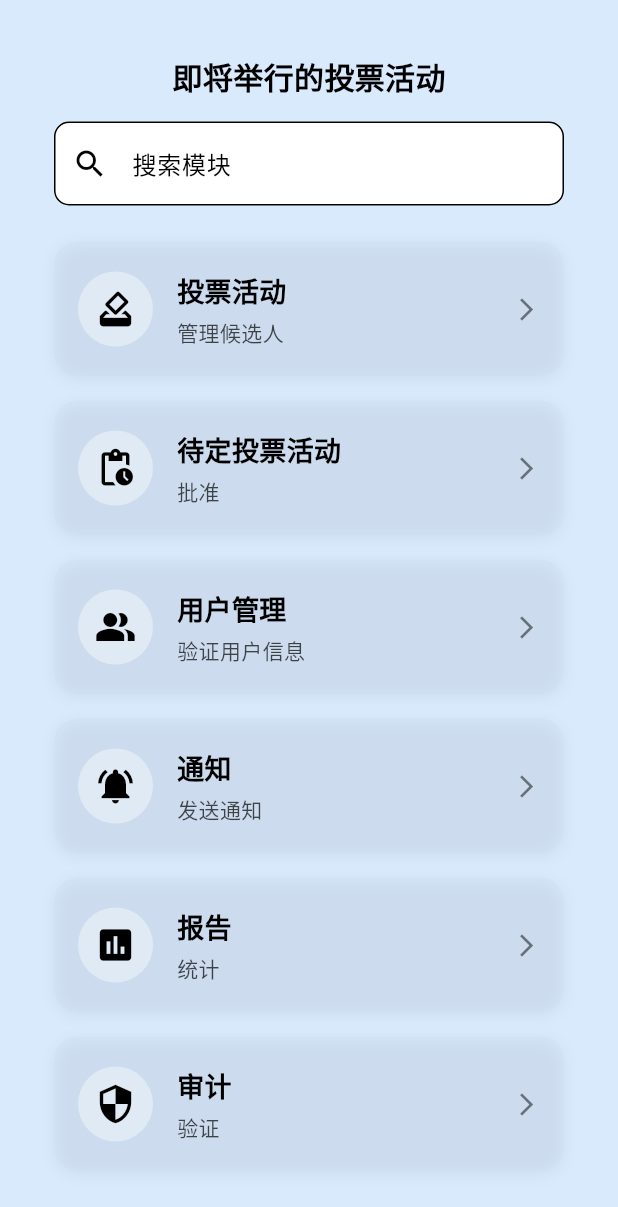
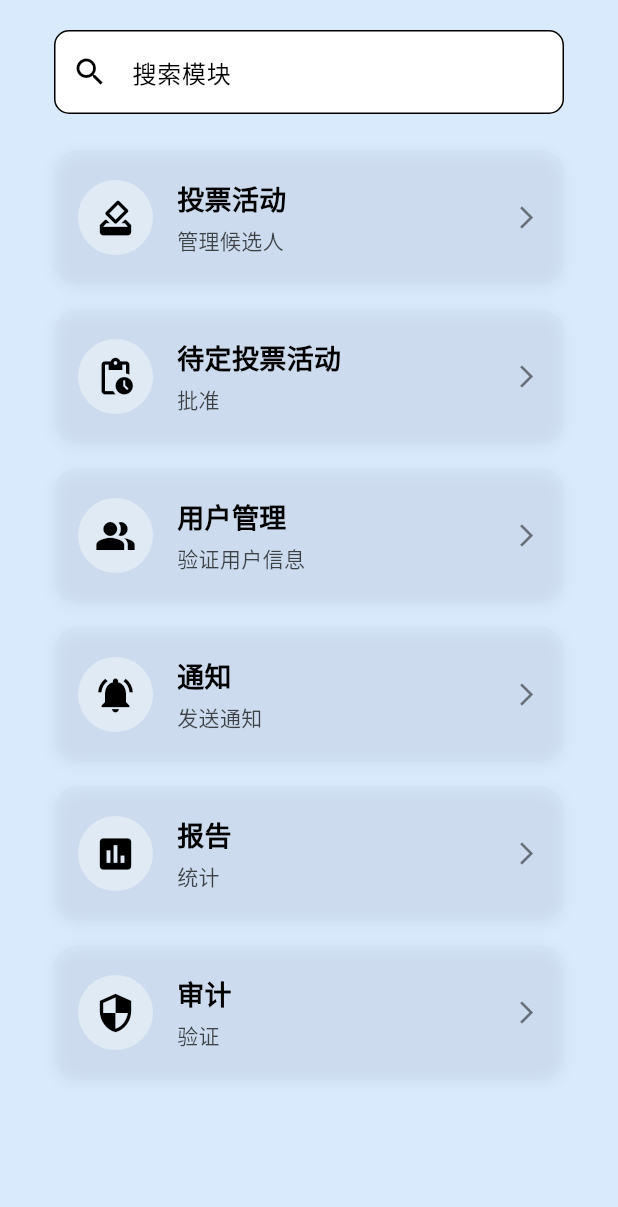
Before and after one commit to Tiew429/fyp_buvs, a Flutter app: the AdminDashboard screen opened directly, on a phone screen of 412 x 824 dp. Shown: the top 1207 px of the screen. Run offline on Flutter 3.47's test engine with Material 3 defaults, Android fonts, the light colour scheme and no system bars; our stand-ins replace cloud_firestore, firebase_auth, firebase_core, firebase_messaging, firebase_storage, fl_chart and 11 more; missing offline and left inert: excel, firebase_app_check, mailer, reown_appkit; accounts and stored records are empty; Roboto replaces fonts that are missing (Font ZH); statements that could not run were skipped.

```diff
--- a/lib/database/shared_preferences.dart
+++ b/lib/database/shared_preferences.dart
@@ -13,6 +13,8 @@ Future<void> saveLoginStatus(
   // save user details as a JSON string
   String userDetailsJson = jsonEncode(userDetails.toJson());
   await prefs.setString('userDetails', userDetailsJson);
+
+  print("save login status (freeze account?): ${userDetails.freezed}");
 }
 
 Future<User?> loadUserLoginStatus() async {
--- a/lib/models/user_model.dart
+++ b/lib/models/user_model.dart
@@ -71,7 +71,7 @@ class User {
       bio: json['bio'],
       isVerified: json['isVerified'],
       avatarUrl: json['avatarUrl'] ?? '',
-      freezed: json['freezed'],
+      freezed: json['freezed'] ?? false,
     );
   }
 
--- a/lib/repository/voting_event_repository.dart
+++ b/lib/repository/voting_event_repository.dart
@@ -188,8 +188,7 @@ class VotingEventRepository {
               startTime != null &&
               TimeOfDay.now().isAfter(startTime)) {
             try {
-              List<dynamic> voteResults = await _smartContractService
-                  .getVoteResultsFromBlockchain(votingEventID);
+              List<dynamic> voteResults = await _smartContractService.getVoteResultsFromBlockchain(votingEventID);
 
               // check if voteResults has the expected structure
               if (voteResults.length >= 2) {
@@ -254,8 +253,7 @@ class VotingEventRepository {
                   // if the voter is found in firestore, add the voter to the voters list
                   for (Student voter in votersInFirestore) {
                     if (voter.walletAddress.isNotEmpty &&
-                        voter.walletAddress.toLowerCase() ==
-                            addressStr.toLowerCase()) {
+                        voter.walletAddress.toLowerCase() == addressStr.toLowerCase()) {
                       voters.add(voter);
                       votersInFirestore.remove(voter); // to improve performance
                       break;
--- a/lib/services/report_service.dart
+++ b/lib/services/report_service.dart
@@ -23,19 +23,19 @@ class ReportService {
           content: Text(AppLocale.selectExportFormat.getString(context)),
           actions: <Widget>[
             TextButton(
-              child: const Text('Excel'),
+              child: Text('Excel', style: TextStyle(color: Theme.of(context).colorScheme.onPrimary),),
               onPressed: () {
                 Navigator.of(context).pop('excel');
               },
             ),
             TextButton(
-              child: const Text('PDF'),
+              child: Text('PDF', style: TextStyle(color: Theme.of(context).colorScheme.onPrimary),),
               onPressed: () {
                 Navigator.of(context).pop('pdf');
               },
             ),
             TextButton(
-              child: Text(AppLocale.cancel.getString(context)),
+              child: Text(AppLocale.cancel.getString(context), style: TextStyle(color: Theme.of(context).colorScheme.onPrimary),),
               onPressed: () {
                 Navigator.of(context).pop(null);
               },
--- a/lib/views/dashboard/admin_dashboard_page.dart
+++ b/lib/views/dashboard/admin_dashboard_page.dart
@@ -156,17 +156,6 @@ class _AdminDashboardState extends State<AdminDashboard> {
         phone: Column(
           children: [
             Padding(
-              padding: const EdgeInsets.all(16.0),
-              child: Text(
-                AppLocale.upcomingVotingEvent.getString(context),
-                style: TextStyle(
-                  fontSize: 20,
-                  fontWeight: FontWeight.bold,
-                  color: Theme.of(context).colorScheme.onTertiary,
-                ),
-              ),
-            ),
-            Padding(
               padding: const EdgeInsets.symmetric(horizontal: 16.0),
               child: CustomSearchBox(
                 controller: _searchController,
--- a/lib/views/voting/voting_event_page.dart
+++ b/lib/views/voting/voting_event_page.dart
@@ -562,8 +562,7 @@ class _VotingEventPageState extends State<VotingEventPage> {
                                   onPressed: () => _delete(),
                                   backgroundColor: Colors.red,
                                   text: AppLocale.delete.getString(context),
-                                  width:
-                                      MediaQuery.of(context).size.width * 0.3,
+                                  width: MediaQuery.of(context).size.width * 0.3,
                                 ),
                               ],
                             ),
@@ -579,8 +578,7 @@ class _VotingEventPageState extends State<VotingEventPage> {
                                 CustomAnimatedButton(
                                   onPressed: () => _exportToReport(),
                                   backgroundColor: Colors.indigo,
-                                  text: AppLocale.exportToReport
-                                      .getString(context),
+                                  text: AppLocale.exportToReport.getString(context),
                                 ),
                               ],
                             ),
```
Also changed, not shown: lib/views/dashboard/staff_dashboard_page.dart (+0 -11 lines), lib/views/dashboard/student_dashboard_page.dart (+0 -11 lines), lib/views/home_page.dart (+7 -1 lines), lib/views/report/report_page.dart (+39 -6 lines), 4 other files.
